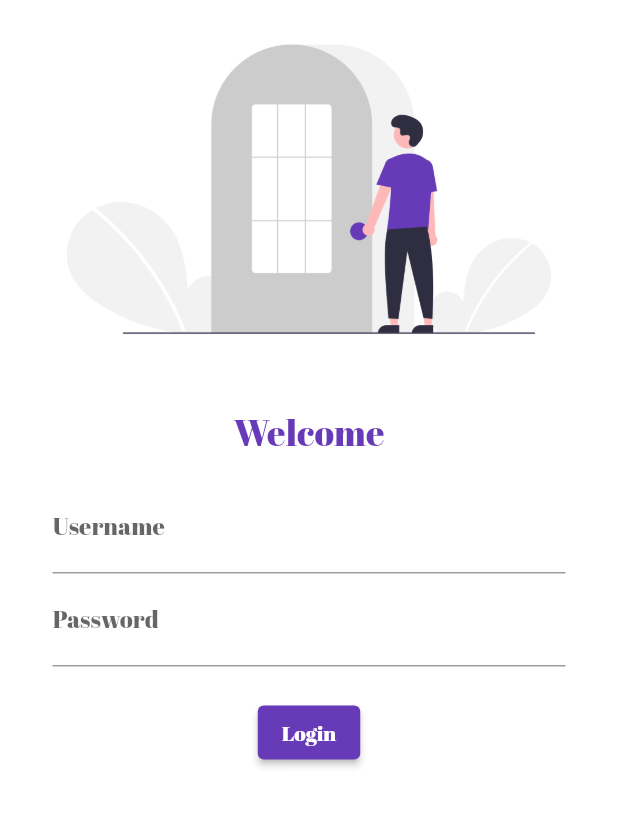
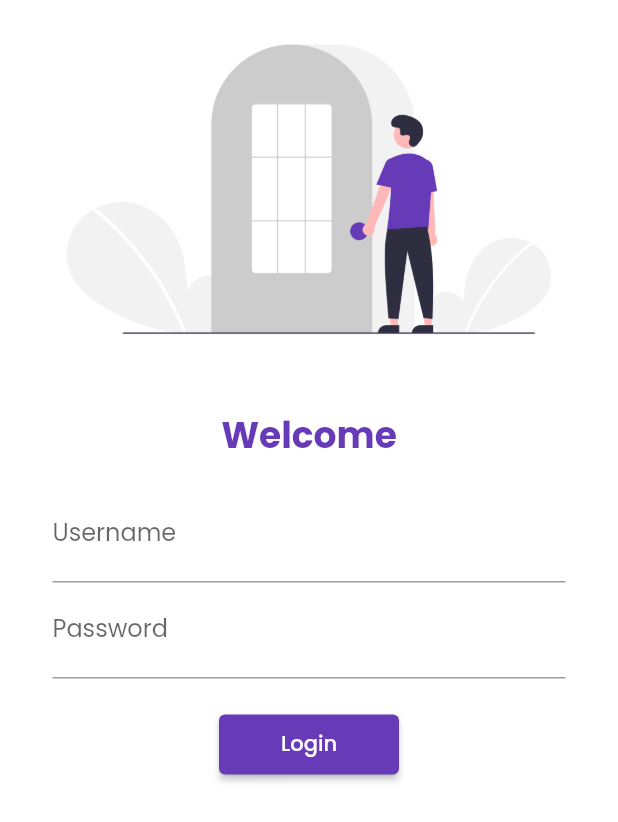
Before and after one commit to yashh1711/catalogue, a Flutter app: the screen it shows after launch, on a phone screen of 412 x 824 dp. Shown: the top 822 px of the screen. Run offline on Flutter 3.47's test engine with Material 2 defaults, Android fonts, the phone set to English and light mode, and no system bars; our stand-ins replace google_fonts.

Commit message:
Day 5 completed

```diff
--- a/lib/main.dart
+++ b/lib/main.dart
@@ -1,5 +1,6 @@
 import 'package:catalogue_30_days/pages/home_page.dart';
 import 'package:catalogue_30_days/pages/login_page.dart';
+import 'package:catalogue_30_days/utils/routes.dart';
 import 'package:flutter/material.dart';
 import 'package:google_fonts/google_fonts.dart';
 
@@ -20,15 +21,15 @@
       theme: ThemeData(
         //useMaterial3: true,                   //For modern UI design
         primarySwatch: Colors.deepPurple,
-        fontFamily: GoogleFonts.abrilFatface().fontFamily,
+        fontFamily: GoogleFonts.poppins().fontFamily,
       ),
       darkTheme: ThemeData(
         brightness: Brightness.dark, //For dark theme
       ),
       initialRoute: "/login",
       routes: {
-        "/": (context) => const HomePage(),
-        "/login": (context) => const LoginPage(),
+        MyRoutes.homeRoute: (context) => const HomePage(),
+        MyRoutes.loginRoute: (context) => const LoginPage(),
       },
     );
   }
--- a/lib/pages/home_page.dart
+++ b/lib/pages/home_page.dart
@@ -5,7 +5,7 @@
 
   @override
   Widget build(BuildContext context) {
-    int days = 4;
+    int days = 5;
     return Scaffold(
       appBar: AppBar(
         title: const Text('Catalogue'),
--- a/lib/pages/login_page.dart
+++ b/lib/pages/login_page.dart
@@ -1,3 +1,4 @@
+import 'package:catalogue_30_days/utils/routes.dart';
 import 'package:flutter/material.dart';
 
 class LoginPage extends StatelessWidget {
@@ -7,6 +8,8 @@
   Widget build(BuildContext context) {
     return Material(
       color: Colors.white,
+      child: SafeArea(
+        child: SingleChildScrollView(
           child: Column(
             children: [
               Image.asset('assets/images/login.png'),
@@ -17,12 +20,13 @@
                 'Welcome',
                 style: TextStyle(
                   fontSize: 24,
-              fontWeight: FontWeight.w300,
+                  fontWeight: FontWeight.bold,
                   color: Colors.deepPurple,
                 ),
               ),
               Padding(
-            padding: const EdgeInsets.symmetric(vertical: 16, horizontal: 35),
+                padding:
+                    const EdgeInsets.symmetric(vertical: 16, horizontal: 35),
                 child: Column(
                   children: [
                     TextFormField(
@@ -42,7 +46,12 @@
                       height: 20,
                     ),
                     ElevatedButton(
-                  onPressed: () {},
+                      onPressed: () {
+                        Navigator.pushNamed(context, MyRoutes.homeRoute);
+                      },
+                      style: TextButton.styleFrom(
+                        minimumSize: const Size(120, 40),
+                      ),
                       child: const Text('Login'),
                     ),
                   ],
@@ -50,6 +59,8 @@
               ),
             ],
           ),
+        ),
+      ),
     );
   }
 }
--- /dev/null
+++ b/lib/utils/routes.dart
@@ -0,0 +1,4 @@
+class MyRoutes {
+  static String homeRoute = "/home";
+  static String loginRoute = "/login";
+}
```
Lines whose indentation alone changed are shown as unchanged.
